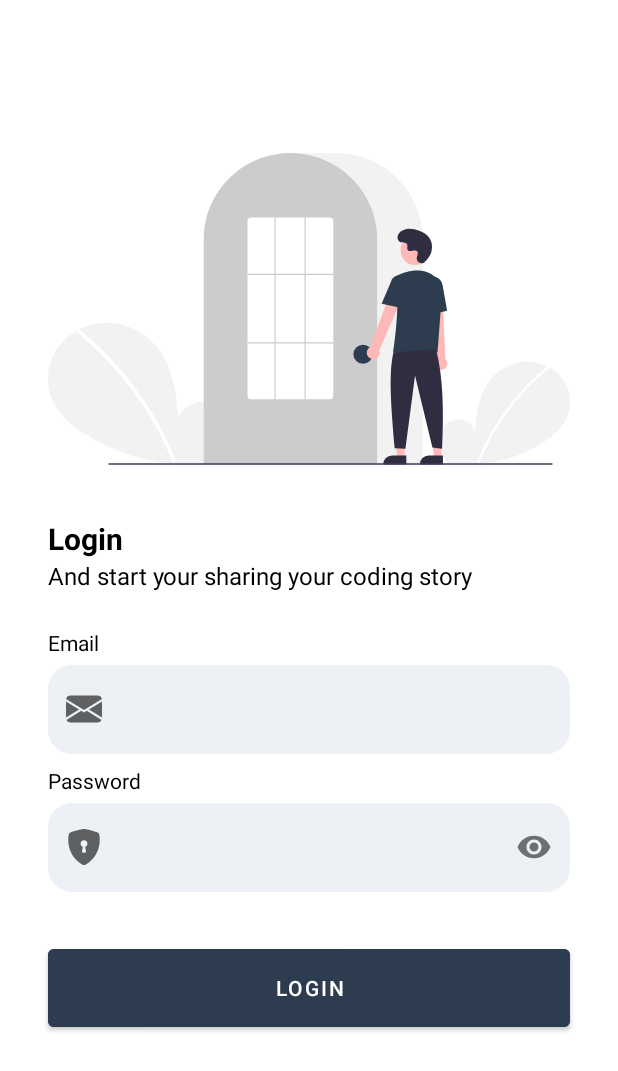
After one commit to wiryadev/SnapCoding, an Android app: the layout fragment_login.xml on its own in the app's theme, with its tools: preview values and no code run, on a phone screen of 412 x 824 dp. The commit adds this screen. Shown: the top 1071 px of the screen. Run offline under Robolectric (Android 15) with nearby library versions, the phone set to English and light mode, and no system bars.

Commit message:
create login layout

```diff
--- a/app/build.gradle
+++ b/app/build.gradle
@@ -1,6 +1,7 @@
 plugins {
     id 'com.android.application'
     id 'org.jetbrains.kotlin.android'
+    id 'androidx.navigation.safeargs.kotlin'
 }
 
 android {
@@ -37,7 +38,12 @@ dependencies {
     implementation 'androidx.appcompat:appcompat:1.4.1'
     implementation 'com.google.android.material:material:1.5.0'
     implementation 'androidx.constraintlayout:constraintlayout:2.1.3'
+    implementation 'androidx.legacy:legacy-support-v4:1.0.0'
     testImplementation 'junit:junit:4.13.2'
     androidTestImplementation 'androidx.test.ext:junit:1.1.3'
     androidTestImplementation 'androidx.test.espresso:espresso-core:3.4.0'
+
+    def nav_version = "2.4.1"
+    implementation "androidx.navigation:navigation-fragment-ktx:$nav_version"
+    implementation "androidx.navigation:navigation-ui-ktx:$nav_version"
 }
--- /dev/null
+++ b/app/src/main/java/com/wiryadev/snapcoding/ui/auth/LoginFragment.kt
@@ -0,0 +1,60 @@
+package com.wiryadev.snapcoding.ui.auth
+
+import android.os.Bundle
+import androidx.fragment.app.Fragment
+import android.view.LayoutInflater
+import android.view.View
+import android.view.ViewGroup
+import com.wiryadev.snapcoding.R
+
+// TODO: Rename parameter arguments, choose names that match
+// the fragment initialization parameters, e.g. ARG_ITEM_NUMBER
+private const val ARG_PARAM1 = "param1"
+private const val ARG_PARAM2 = "param2"
+
+/**
+ * A simple [Fragment] subclass.
+ * Use the [LoginFragment.newInstance] factory method to
+ * create an instance of this fragment.
+ */
+class LoginFragment : Fragment() {
+    // TODO: Rename and change types of parameters
+    private var param1: String? = null
+    private var param2: String? = null
+
+    override fun onCreate(savedInstanceState: Bundle?) {
+        super.onCreate(savedInstanceState)
+        arguments?.let {
+            param1 = it.getString(ARG_PARAM1)
+            param2 = it.getString(ARG_PARAM2)
+        }
+    }
+
+    override fun onCreateView(
+        inflater: LayoutInflater, container: ViewGroup?,
+        savedInstanceState: Bundle?
+    ): View? {
+        // Inflate the layout for this fragment
+        return inflater.inflate(R.layout.fragment_login, container, false)
+    }
+
+    companion object {
+        /**
+         * Use this factory method to create a new instance of
+         * this fragment using the provided parameters.
+         *
+         * @param param1 Parameter 1.
+         * @param param2 Parameter 2.
+         * @return A new instance of fragment LoginFragment.
+         */
+        // TODO: Rename and change types and number of parameters
+        @JvmStatic
+        fun newInstance(param1: String, param2: String) =
+            LoginFragment().apply {
+                arguments = Bundle().apply {
+                    putString(ARG_PARAM1, param1)
+                    putString(ARG_PARAM2, param2)
+                }
+            }
+    }
+}
--- /dev/null
+++ b/app/src/main/res/drawable/bg_light_grey_16.xml
@@ -0,0 +1,5 @@
+<?xml version="1.0" encoding="utf-8"?>
+<shape xmlns:android="http://schemas.android.com/apk/res/android">
+<solid android:color="@color/light_grey" />
+    <corners android:radius="16dp" />
+</shape>
--- /dev/null
+++ b/app/src/main/res/drawable/ic_envelope_fill.xml
@@ -0,0 +1,9 @@
+<vector xmlns:android="http://schemas.android.com/apk/res/android"
+    android:width="24dp"
+    android:height="24dp"
+    android:viewportWidth="16"
+    android:viewportHeight="16">
+    <path
+        android:fillColor="@color/navy_dicoding"
+        android:pathData="M0.05,3.555A2,2 0,0 1,2 2h12a2,2 0,0 1,1.95 1.555L8,8.414 0.05,3.555ZM0,4.697v7.104l5.803,-3.558L0,4.697ZM6.761,8.83l-6.57,4.027A2,2 0,0 0,2 14h12a2,2 0,0 0,1.808 -1.144l-6.57,-4.027L8,9.586l-1.239,-0.757ZM10.197,8.244L16,11.801L16,4.697l-5.803,3.546Z" />
+</vector>
--- /dev/null
+++ b/app/src/main/res/drawable/ic_exclamation.xml
@@ -0,0 +1,9 @@
+<vector xmlns:android="http://schemas.android.com/apk/res/android"
+    android:width="24dp"
+    android:height="24dp"
+    android:viewportWidth="16"
+    android:viewportHeight="16">
+    <path
+        android:fillColor="@color/red_error"
+        android:pathData="M7.002,11a1,1 0,1 1,2 0,1 1,0 0,1 -2,0zM7.1,4.995a0.905,0.905 0,1 1,1.8 0l-0.35,3.507a0.553,0.553 0,0 1,-1.1 0L7.1,4.995z" />
+</vector>
--- /dev/null
+++ b/app/src/main/res/drawable/ic_shield_lock_fill.xml
@@ -0,0 +1,10 @@
+<vector xmlns:android="http://schemas.android.com/apk/res/android"
+    android:width="24dp"
+    android:height="24dp"
+    android:viewportWidth="16"
+    android:viewportHeight="16">
+    <path
+        android:fillColor="@color/navy_dicoding"
+        android:fillType="evenOdd"
+        android:pathData="M8,0c-0.69,0 -1.843,0.265 -2.928,0.56 -1.11,0.3 -2.229,0.655 -2.887,0.87a1.54,1.54 0,0 0,-1.044 1.262c-0.596,4.477 0.787,7.795 2.465,9.99a11.777,11.777 0,0 0,2.517 2.453c0.386,0.273 0.744,0.482 1.048,0.625 0.28,0.132 0.581,0.24 0.829,0.24s0.548,-0.108 0.829,-0.24a7.159,7.159 0,0 0,1.048 -0.625,11.775 11.775,0 0,0 2.517,-2.453c1.678,-2.195 3.061,-5.513 2.465,-9.99a1.541,1.541 0,0 0,-1.044 -1.263,62.467 62.467,0 0,0 -2.887,-0.87C9.843,0.266 8.69,0 8,0zM8,5a1.5,1.5 0,0 1,0.5 2.915l0.385,1.99a0.5,0.5 0,0 1,-0.491 0.595h-0.788a0.5,0.5 0,0 1,-0.49 -0.595l0.384,-1.99A1.5,1.5 0,0 1,8 5z" />
+</vector>
--- /dev/null
+++ b/app/src/main/res/drawable/ic_undraw_login.xml
@@ -0,0 +1,81 @@
+<vector xmlns:android="http://schemas.android.com/apk/res/android"
+    android:width="869.99994dp"
+    android:height="520.13855dp"
+    android:viewportWidth="869.99994"
+    android:viewportHeight="520.13855">
+    <path
+        android:fillColor="#f2f2f2"
+        android:pathData="M666.092,514.257c-11.138,-9.412 -17.904,-24.28 -16.13,-38.754s12.764,-27.78 27.018,-30.854 30.504,5.435 34.834,19.359c2.383,-26.846 5.129,-54.818 19.402,-77.68 12.924,-20.701 35.309,-35.514 59.569,-38.164s49.803,7.359 64.933,26.507 18.835,46.985 8.238,68.969c-7.806,16.195 -22.188,28.247 -37.257,38.052a240.452,240.452 0,0 1,-164.454 35.977Z" />
+    <path
+        android:fillColor="#fff"
+        android:pathData="M831.728,356.079a393.414,393.414 0,0 0,-54.826 54.442,394.561 394.561,0 0,0 -61.752,103.194c-1.112,2.725 3.313,3.911 4.412,1.216A392.342,392.342 0,0 1,834.963 359.314c2.284,-1.86 -0.97,-5.08 -3.236,-3.236Z" />
+    <path
+        android:fillColor="#f2f2f2"
+        android:pathData="M280.067,511.699c15.299,-12.927 24.591,-33.348 22.154,-53.228s-17.531,-38.156 -37.11,-42.377 -41.897,7.464 -47.844,26.59c-3.273,-36.873 -7.044,-75.292 -26.648,-106.693 -17.751,-28.433 -48.497,-48.778 -81.818,-52.418s-68.404,10.107 -89.185,36.407 -25.869,64.535 -11.315,94.729c10.722,22.243 30.475,38.797 51.172,52.264 66.03,42.965 147.939,60.884 225.877,49.415" />
+    <path
+        android:fillColor="#fff"
+        android:pathData="M52.567,294.442a540.355,540.355 0,0 1,75.304 74.777A548.076,548.076 0,0 1,187.257 457.109a545.835,545.835 0,0 1,25.43 53.846c1.527,3.743 -4.55,5.372 -6.06,1.671a536.359,536.359 0,0 0,-49.009 -92.727A539.734,539.734 0,0 0,91.889 338.701a538.441,538.441 0,0 0,-43.766 -39.815c-3.138,-2.555 1.332,-6.978 4.444,-4.444Z" />
+    <path
+        android:fillColor="#f2f2f2"
+        android:pathData="M624.5,519h-365v-374.5c0,-79.678 64.822,-144.5 144.5,-144.5h76c79.677,0 144.5,64.822 144.5,144.5Z" />
+    <path
+        android:fillColor="#ccc"
+        android:pathData="M548.5,519h-289v-374.5a143.382,143.382 0,0 1,27.596 -84.944c0.664,-0.905 1.326,-1.798 2.009,-2.681a144.466,144.466 0,0 1,30.754 -29.851c0.66,-0.48 1.322,-0.952 1.994,-1.423a144.16,144.16 0,0 1,31.472 -16.459c0.661,-0.25 1.334,-0.501 2.007,-0.742a144.02,144.02 0,0 1,31.108 -7.336c0.658,-0.09 1.333,-0.16 2.008,-0.23a146.288,146.288 0,0 1,31.105 0c0.673,0.07 1.349,0.141 2.014,0.231a143.995,143.995 0,0 1,31.1 7.335c0.673,0.241 1.346,0.492 2.009,0.743a143.799,143.799 0,0 1,31.106 16.216c0.672,0.461 1.344,0.933 2.006,1.405a145.987,145.987 0,0 1,18.384 15.564,144.305 144.305,0 0,1 12.724,14.551c0.681,0.88 1.343,1.773 2.005,2.677A143.382,143.382 0,0 1,548.5 144.5Z" />
+    <path
+        android:fillColor="#2d3d4f"
+        android:pathData="M525,335.5m-16,0a16,16 0,1 1,32 0a16,16 0,1 1,-32 0" />
+    <path
+        android:fillColor="#ffb8b8"
+        android:pathData="M594.599,507.783l-12.26,0l-5.833,-47.288l18.095,0.001l-0.002,47.287z" />
+    <path
+        android:fillColor="#2f2e41"
+        android:pathData="M573.582,504.28h23.644a0,0 0,0 1,0 0v14.887a0,0 0,0 1,0 0H558.695a0,0 0,0 1,0 0v0a14.887,14.887 0,0 1,14.887 -14.887Z" />
+    <path
+        android:fillColor="#ffb8b8"
+        android:pathData="M655.599,507.783l-12.26,0l-5.833,-47.288l18.095,0.001l-0.002,47.287z" />
+    <path
+        android:fillColor="#2f2e41"
+        android:pathData="M634.582,504.28h23.644a0,0 0,0 1,0 0v14.887a0,0 0,0 1,0 0H619.695a0,0 0,0 1,0 0v0a14.887,14.887 0,0 1,14.887 -14.887Z" />
+    <path
+        android:fillColor="#ffb8b8"
+        android:pathData="M533.098,338.67a10.743,10.743 0,0 1,4.511 -15.843l41.676,-114.867L599.791,219.151 552.206,328.922a10.801,10.801 0,0 1,-19.109 9.748Z" />
+    <path
+        android:fillColor="#ffb8b8"
+        android:pathData="M649.336,360.254a10.743,10.743 0,0 1,-2.893 -16.217L633.533,222.528l23.338,1.066L662.236,343.114a10.801,10.801 0,0 1,-12.9 17.139Z" />
+    <path
+        android:fillColor="#ffb8b8"
+        android:pathData="M612.106,162.123m-24.561,0a24.561,24.561 0,1 1,49.122 0a24.561,24.561 0,1 1,-49.122 0" />
+    <path
+        android:fillColor="#2d3d4f"
+        android:pathData="M649.18,332.619L575.133,332.619l0.089,-0.576c0.133,-0.861 13.197,-86.439 3.562,-114.436a11.813,11.813 0,0 1,6.069 -14.583h0c13.772,-6.485 40.208,-14.471 62.52,4.909a28.234,28.234 0,0 1,9.459 23.396Z" />
+    <path
+        android:fillColor="#2d3d4f"
+        android:pathData="M589.354,258.25 L556.018,251.487l15.626,-37.03a13.997,13.997 0,0 1,27.106 6.998Z" />
+    <path
+        android:fillColor="#2d3d4f"
+        android:pathData="M632.05,270.808l-2.004,-45.941c-1.52,-8.636 3.424,-16.8 11.027,-18.135 7.605,-1.33 15.032,4.66 16.558,13.36l7.533,42.928Z" />
+    <path
+        android:fillColor="#2f2e41"
+        android:pathData="M646.716,327.119c11.915,45.377 13.214,103.069 10,166l-16,-2 -29,-120 -16,122 -18,-1c-5.377,-66.03 -10.613,-122.715 -2,-160Z" />
+    <path
+        android:fillColor="#2f2e41"
+        android:pathData="M628.289,181.104c-4.582,4.881 -13.091,2.261 -13.688,-4.407a8.055,8.055 0,0 1,0.01 -1.556c0.308,-2.954 2.015,-5.635 1.606,-8.754a4.59,4.59 0,0 0,-0.84 -2.149c-3.651,-4.889 -12.222,2.187 -15.668,-2.239 -2.113,-2.714 0.371,-6.987 -1.251,-10.021 -2.14,-4.004 -8.479,-2.029 -12.454,-4.221 -4.423,-2.439 -4.158,-9.225 -1.247,-13.353 3.551,-5.034 9.776,-7.72 15.923,-8.107s12.253,1.275 17.992,3.511c6.521,2.541 12.988,6.054 17.001,11.788 4.88,6.973 5.35,16.348 2.909,24.502C637.098,171.059 632.031,177.118 628.289,181.104Z" />
+    <path
+        android:fillColor="#3f3d56"
+        android:pathData="M839.982,519.643h-738.294a1.191,1.191 0,0 1,0 -2.381h738.294a1.191,1.191 0,0 1,0 2.381Z" />
+    <path
+        android:fillColor="#fff"
+        android:pathData="M469,410.5L339,410.5a6.465,6.465 0,0 1,-6.5 -6.415L332.5,113.915a6.465,6.465 0,0 1,6.5 -6.415L469,107.5a6.465,6.465 0,0 1,6.5 6.415L475.5,404.085A6.465,6.465 0,0 1,469 410.5Z" />
+    <path
+        android:fillColor="#ccc"
+        android:pathData="M332.5,201.39h143v2h-143z" />
+    <path
+        android:fillColor="#ccc"
+        android:pathData="M333,315.5h143v2h-143z" />
+    <path
+        android:fillColor="#ccc"
+        android:pathData="M377.5,107.5h2v304h-2z" />
+    <path
+        android:fillColor="#ccc"
+        android:pathData="M427.5,107.5h2v304h-2z" />
+</vector>
--- a/app/src/main/res/layout/activity_main.xml
+++ b/app/src/main/res/layout/activity_main.xml
@@ -6,12 +6,16 @@
     android:layout_height="match_parent"
     tools:context=".MainActivity">
 
-    <com.wiryadev.snapcoding.ui.components.SnapCodingEditText
+    <androidx.fragment.app.FragmentContainerView
+        android:id="@+id/fragmentContainerView"
+        android:name="androidx.navigation.fragment.NavHostFragment"
         android:layout_width="match_parent"
-        android:layout_height="wrap_content"
+        android:layout_height="match_parent"
+        app:defaultNavHost="true"
         app:layout_constraintBottom_toBottomOf="parent"
         app:layout_constraintLeft_toLeftOf="parent"
         app:layout_constraintRight_toRightOf="parent"
-        app:layout_constraintTop_toTopOf="parent" />
+        app:layout_constraintTop_toTopOf="parent"
+        app:navGraph="@navigation/auth_navigation" />
 
 </androidx.constraintlayout.widget.ConstraintLayout>
--- /dev/null
+++ b/app/src/main/res/layout/fragment_login.xml
@@ -0,0 +1,160 @@
+<?xml version="1.0" encoding="utf-8"?>
+<androidx.constraintlayout.widget.ConstraintLayout xmlns:android="http://schemas.android.com/apk/res/android"
+    xmlns:app="http://schemas.android.com/apk/res-auto"
+    xmlns:tools="http://schemas.android.com/tools"
+    android:layout_width="match_parent"
+    android:layout_height="match_parent"
+    tools:context=".ui.auth.LoginFragment">
+
+    <ImageView
+        android:id="@+id/imageView"
+        android:layout_width="0dp"
+        android:layout_height="0dp"
+        android:layout_marginStart="32dp"
+        android:layout_marginEnd="32dp"
+        android:contentDescription="@string/login_illustration"
+        app:layout_constraintBottom_toTopOf="@+id/guidelineHorizontal"
+        app:layout_constraintEnd_toEndOf="parent"
+        app:layout_constraintStart_toStartOf="parent"
+        app:layout_constraintTop_toTopOf="@+id/guidelineHorizontal2"
+        app:srcCompat="@drawable/ic_undraw_login" />
+
+    <TextView
+        android:id="@+id/titleTextView"
+        android:layout_width="0dp"
+        android:layout_height="wrap_content"
+        android:layout_marginStart="32dp"
+        android:layout_marginTop="16dp"
+        android:layout_marginEnd="32dp"
+        android:text="@string/login"
+        android:textColor="@color/black"
+        android:textSize="20sp"
+        android:textStyle="bold"
+        app:layout_constraintEnd_toEndOf="parent"
+        app:layout_constraintHorizontal_bias="0.0"
+        app:layout_constraintStart_toStartOf="parent"
+        app:layout_constraintTop_toTopOf="@+id/guidelineHorizontal" />
+
+    <TextView
+        android:id="@+id/messageTextView"
+        android:layout_width="0dp"
+        android:layout_height="wrap_content"
+        android:layout_marginStart="32dp"
+        android:layout_marginEnd="32dp"
+        android:text="@string/auth_subtitle"
+        android:textColor="@color/black"
+        android:textSize="16sp"
+        app:layout_constraintEnd_toEndOf="parent"
+        app:layout_constraintHorizontal_bias="1.0"
+        app:layout_constraintStart_toStartOf="parent"
+        app:layout_constraintTop_toBottomOf="@+id/titleTextView" />
+
+    <TextView
+        android:id="@+id/emailTextView"
+        android:layout_width="wrap_content"
+        android:layout_height="wrap_content"
+        android:layout_marginStart="32dp"
+        android:layout_marginTop="24dp"
+        android:text="@string/email"
+        android:textColor="@color/black"
+        app:layout_constraintStart_toStartOf="parent"
+        app:layout_constraintTop_toBottomOf="@+id/messageTextView" />
+
+    <com.google.android.material.textfield.TextInputLayout
+        android:id="@+id/emailEditTextLayout"
+        style="@style/SnapCodingTextInputLayout"
+        android:layout_width="0dp"
+        android:layout_height="wrap_content"
+        android:layout_marginStart="32dp"
+        android:layout_marginEnd="32dp"
+        app:layout_constraintEnd_toEndOf="parent"
+        app:layout_constraintStart_toStartOf="parent"
+        app:layout_constraintTop_toBottomOf="@+id/emailTextView"
+        app:startIconDrawable="@drawable/ic_envelope_fill">
+
+        <com.wiryadev.snapcoding.ui.components.SnapCodingEmailEditText
+            android:id="@+id/emailEditText"
+            style="@style/SnapCodingEditText"
+            android:layout_width="match_parent"
+            android:layout_height="wrap_content"
+            android:ems="10"
+            android:inputType="textEmailAddress"
+            tools:ignore="SpeakableTextPresentCheck" />
+
+    </com.google.android.material.textfield.TextInputLayout>
+
+    <TextView
+        android:id="@+id/passwordTextView"
+        android:layout_width="wrap_content"
+        android:layout_height="wrap_content"
+        android:layout_marginStart="32dp"
+        android:layout_marginTop="8dp"
+        android:text="@string/password"
+        android:textColor="@color/black"
+        app:layout_constraintStart_toStartOf="parent"
+        app:layout_constraintTop_toBottomOf="@+id/emailEditTextLayout" />
+
+    <com.google.android.material.textfield.TextInputLayout
+        android:id="@+id/passwordEditTextLayout"
+        style="@style/SnapCodingTextInputLayout"
+        android:layout_width="0dp"
+        android:layout_height="wrap_content"
+        android:layout_marginStart="32dp"
+        android:layout_marginEnd="32dp"
+        app:layout_constraintEnd_toEndOf="parent"
+        app:layout_constraintStart_toStartOf="parent"
+        app:layout_constraintTop_toBottomOf="@+id/passwordTextView"
+        app:passwordToggleEnabled="true"
+        app:startIconDrawable="@drawable/ic_shield_lock_fill">
+
+        <com.wiryadev.snapcoding.ui.components.SnapCodingPasswordEditText
+            android:id="@+id/passwordEditText"
+            style="@style/SnapCodingEditText"
+            android:layout_width="match_parent"
+            android:layout_height="match_parent"
+            app:passwordToggleEnabled="true"
+            tools:ignore="SpeakableTextPresentCheck" />
+
+    </com.google.android.material.textfield.TextInputLayout>
+
+    <Button
+        android:id="@+id/loginButton"
+        android:layout_width="0dp"
+        android:layout_height="64dp"
+        android:layout_marginStart="32dp"
+        android:layout_marginTop="32dp"
+        android:layout_marginEnd="32dp"
+        android:backgroundTint="@color/navy_dicoding"
+        android:text="@string/login"
+        app:layout_constraintEnd_toEndOf="parent"
+        app:layout_constraintStart_toStartOf="parent"
+        app:layout_constraintTop_toBottomOf="@+id/passwordEditTextLayout" />
+
+    <androidx.constraintlayout.widget.Guideline
+        android:id="@+id/guidelineHorizontal"
+        android:layout_width="wrap_content"
+        android:layout_height="64dp"
+        android:orientation="horizontal"
+        app:layout_constraintEnd_toEndOf="parent"
+        app:layout_constraintGuide_percent="0.4"
+        app:layout_constraintStart_toStartOf="parent" />
+
+    <androidx.constraintlayout.widget.Guideline
+        android:id="@+id/guidelineHorizontal2"
+        android:layout_width="wrap_content"
+        android:layout_height="64dp"
+        android:orientation="horizontal"
+        app:layout_constraintEnd_toEndOf="parent"
+        app:layout_constraintGuide_percent="0.1"
+        app:layout_constraintStart_toStartOf="parent" />
+
+    <androidx.constraintlayout.widget.Guideline
+        android:id="@+id/guidelineVertical"
+        android:layout_width="wrap_content"
+        android:layout_height="64dp"
+        android:orientation="vertical"
+        app:layout_constraintEnd_toEndOf="parent"
+        app:layout_constraintGuide_percent="0.5"
+        app:layout_constraintStart_toStartOf="parent" />
+
+</androidx.constraintlayout.widget.ConstraintLayout>
--- /dev/null
+++ b/app/src/main/res/navigation/auth_navigation.xml
@@ -0,0 +1,13 @@
+<?xml version="1.0" encoding="utf-8"?>
+<navigation xmlns:android="http://schemas.android.com/apk/res/android"
+    xmlns:app="http://schemas.android.com/apk/res-auto"
+    xmlns:tools="http://schemas.android.com/tools"
+    android:id="@+id/auth_navigation"
+    app:startDestination="@id/loginFragment">
+
+    <fragment
+        android:id="@+id/loginFragment"
+        android:name="com.wiryadev.snapcoding.ui.auth.LoginFragment"
+        android:label="fragment_login"
+        tools:layout="@layout/fragment_login" />
+</navigation>
--- a/app/src/main/res/values/colors.xml
+++ b/app/src/main/res/values/colors.xml
@@ -8,4 +8,7 @@
     <color name="black">#FF000000</color>
     <color name="white">#FFFFFFFF</color>
     <color name="red_error">#C73E1D</color>
+    <color name="navy_dicoding">#2D3D4F</color>
+    <color name="navy_dicoding_darker">#232F3D</color>
+    <color name="light_grey">#EDF1F5</color>
 </resources>
--- a/app/src/main/res/values/strings.xml
+++ b/app/src/main/res/values/strings.xml
@@ -1,4 +1,12 @@
 <resources>
     <string name="app_name">SnapCoding</string>
     <string name="error_field_length">Field must be at least 6 characters</string>
+    <string name="error_email_invalid">Please input valid email</string>
+    <!-- TODO: Remove or change this placeholder text -->
+    <string name="hello_blank_fragment">Hello blank fragment</string>
+    <string name="email">Email</string>
+    <string name="password">Password</string>
+    <string name="login">Login</string>
+    <string name="auth_subtitle">And start your sharing your coding story</string>
+    <string name="login_illustration">Login Illustration</string>
 </resources>
--- a/app/src/main/res/values/themes.xml
+++ b/app/src/main/res/values/themes.xml
@@ -1,9 +1,9 @@
 <resources xmlns:tools="http://schemas.android.com/tools">
     <!-- Base application theme. -->
-    <style name="Theme.SnapCoding" parent="Theme.MaterialComponents.DayNight.DarkActionBar">
+    <style name="Theme.SnapCoding" parent="Theme.MaterialComponents.DayNight.NoActionBar">
         <!-- Primary brand color. -->
-        <item name="colorPrimary">@color/purple_500</item>
-        <item name="colorPrimaryVariant">@color/purple_700</item>
+        <item name="colorPrimary">@color/navy_dicoding</item>
+        <item name="colorPrimaryVariant">@color/navy_dicoding_darker</item>
         <item name="colorOnPrimary">@color/white</item>
         <!-- Secondary brand color. -->
         <item name="colorSecondary">@color/teal_200</item>
@@ -13,4 +13,13 @@
         <item name="android:statusBarColor" tools:targetApi="l">?attr/colorPrimaryVariant</item>
         <!-- Customize your theme here. -->
     </style>
+
+    <style name="SnapCodingTextInputLayout" parent="Widget.MaterialComponents.TextInputLayout.OutlinedBox">
+        <item name="boxStrokeWidth">0dp</item>
+        <item name="boxStrokeWidthFocused">0dp</item>
+    </style>
+
+    <style name="SnapCodingEditText" parent="Widget.AppCompat.EditText">
+        <item name="android:background">@drawable/bg_light_grey_16</item>
+    </style>
 </resources>
--- a/build.gradle
+++ b/build.gradle
@@ -3,6 +3,7 @@ plugins {
     id 'com.android.application' version '7.1.2' apply false
     id 'com.android.library' version '7.1.2' apply false
     id 'org.jetbrains.kotlin.android' version '1.6.10' apply false
+    id 'androidx.navigation.safeargs.kotlin' version '2.4.1' apply false
 }
 
 task clean(type: Delete) {
```
